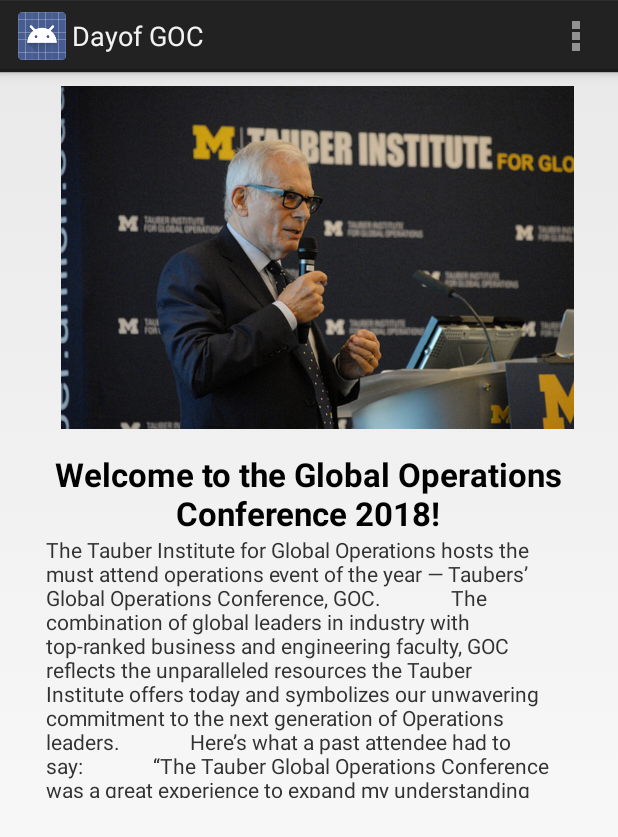
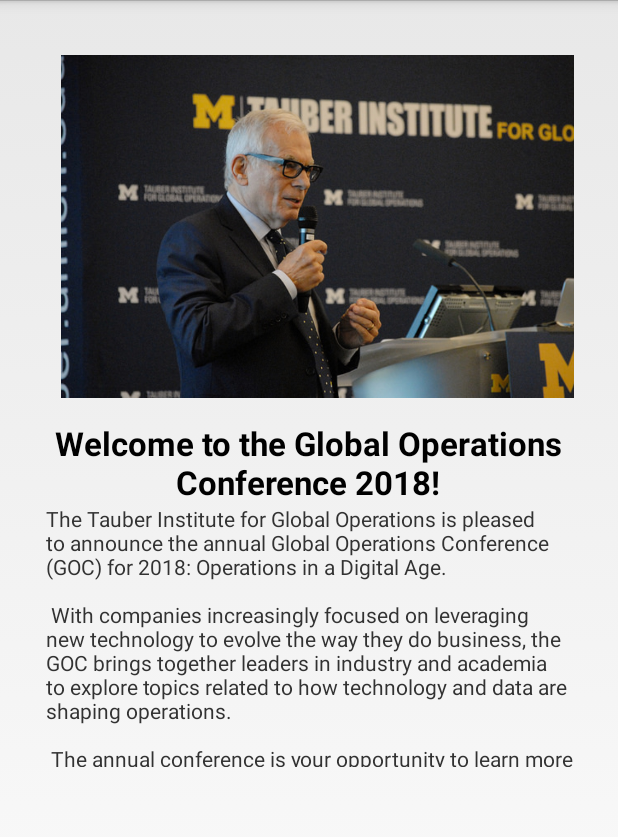
Before and after one commit to yiyank/DayofGOC, an Android app: the ConferenceIntro screen opened directly, with no data from a screen before it, on a phone screen of 412 x 824 dp. Shown: the top 837 px of the screen. Run offline under Robolectric (Android 15) with nearby library versions, the phone set to English and light mode, and no system bars.

Commit message:
layout update 1

```diff
--- a/app/src/main/res/layout/activity_conference_intro.xml
+++ b/app/src/main/res/layout/activity_conference_intro.xml
@@ -12,12 +12,13 @@
         android:layout_height="484dp"
         android:layout_alignParentTop="true"
         android:layout_centerHorizontal="true"
-        android:layout_marginTop="0dp">
+        android:layout_marginTop="27dp">
 
         <LinearLayout
             android:layout_width="match_parent"
             android:layout_height="wrap_content"
             android:orientation="vertical">
+
 
             <ImageView
                 android:id="@+id/imageView"
@@ -29,6 +30,7 @@
                 android:layout_marginStart="12dp"
                 android:layout_marginLeft="12dp"
                 android:layout_marginTop="0dp"
+                android:layout_marginRight="12dp"
                 android:src="@drawable/conferenceintroimage" />
 
             <TextView
@@ -40,9 +42,8 @@
                 android:layout_marginTop="6dp"
                 android:gravity="center"
                 android:text="Welcome to the Global Operations Conference 2018!"
-                android:textStyle="bold"
-                android:textAppearance="@android:style/TextAppearance.DeviceDefault.Large" />
-
+                android:textAppearance="@android:style/TextAppearance.DeviceDefault.Large"
+                android:textStyle="bold" />
 
             <TextView
                 android:id="@+id/textView2"
@@ -51,20 +52,15 @@
                 android:layout_marginStart="2dp"
                 android:layout_marginLeft="2dp"
                 android:layout_marginTop="0dp"
-                android:text="The Tauber Institute for Global Operations hosts the must attend operations event of the year — Taubers’ Global Operations Conference, GOC.
+                android:text="The Tauber Institute for Global Operations is pleased to announce the annual Global Operations Conference (GOC) for 2018: Operations in a Digital Age. \n
 
-            The combination of global leaders in industry with top-ranked business and engineering faculty, GOC reflects the unparalleled resources the Tauber Institute offers today and symbolizes our unwavering commitment to the next generation of Operations leaders.
+\n With companies increasingly focused on leveraging new technology to evolve the way they do business, the GOC brings together leaders in industry and academia to explore topics related to how technology and data are shaping operations. \n
 
-            Here’s what a past attendee had to say:
+\n The annual conference is your opportunity to learn more about state of the art technology in operations, network with operations leaders across industries, and meet emerging operations professionals. \n
 
-            “The Tauber Global Operations Conference was a great experience to expand my understanding of how recent business and technology trends are impacting the operations and strategy of several major global companies. Also, it was a unique opportunity to expand my network and meet a very diverse and talented group of professionals that work across a wide range of global companies and industries.” - Jose Gomez, UCLA
+\n 'The Tauber Global Operations Conference was a great experience to expand my understanding of how recent business and technology trends are impacting the operations and strategy of several major global companies. Also, it was a unique opportunity to expand my network and meet a very diverse and talented group of professionals that work across a wide range of global companies and industries.'
 
-            Experience two days where you will:
-
-            Learn from award winning faculty from both the College of Engineering and the Stephen M. Ross School of Business as well as leading experts in operations today.
-            Discover forward-thinking panels discussing real world strategies implemented to maximize and transform operations.
-            Hear dynamic speakers and well respected industry experts.
-            Network with leading, emerging and future operations leaders" />
+\n - Jose Gomez, UCLA" />
         </LinearLayout>
 
 
--- a/app/src/main/res/values/styles.xml
+++ b/app/src/main/res/values/styles.xml
@@ -1,7 +1,7 @@
 <resources>
 
     <!-- Base application theme. -->
-    <style name="AppTheme" parent="android:Theme.Holo.Light.DarkActionBar">
+    <style name="AppTheme" parent="android:Theme.Holo.Light.NoActionBar">
         <!-- Customize your theme here. -->
     </style>
 
```
